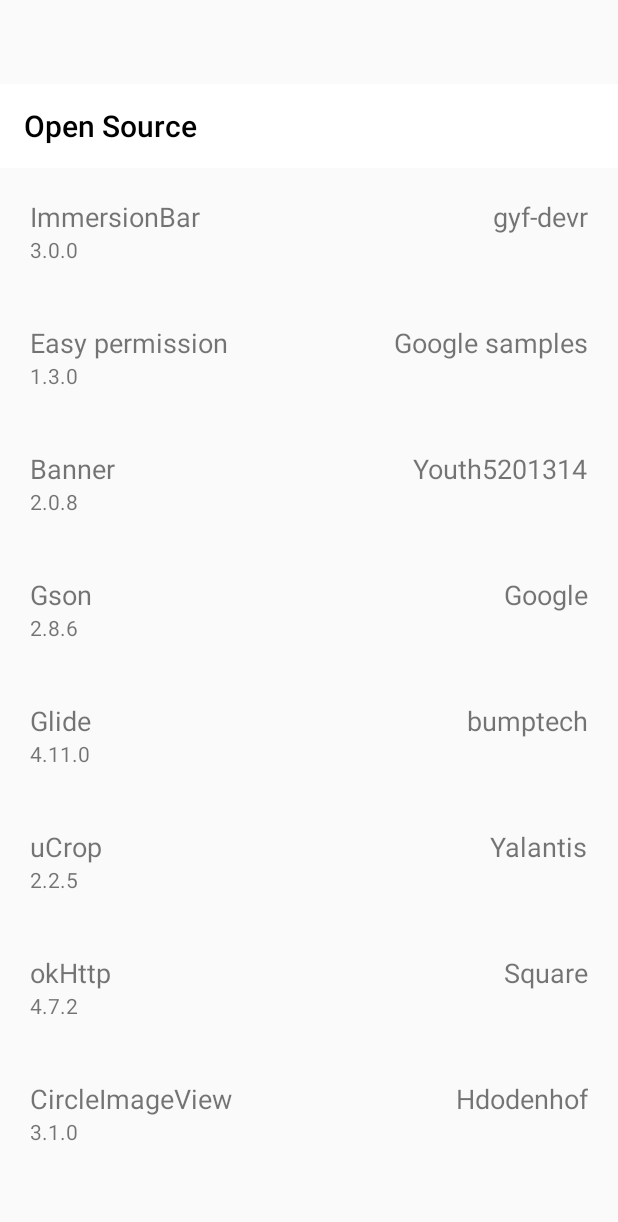
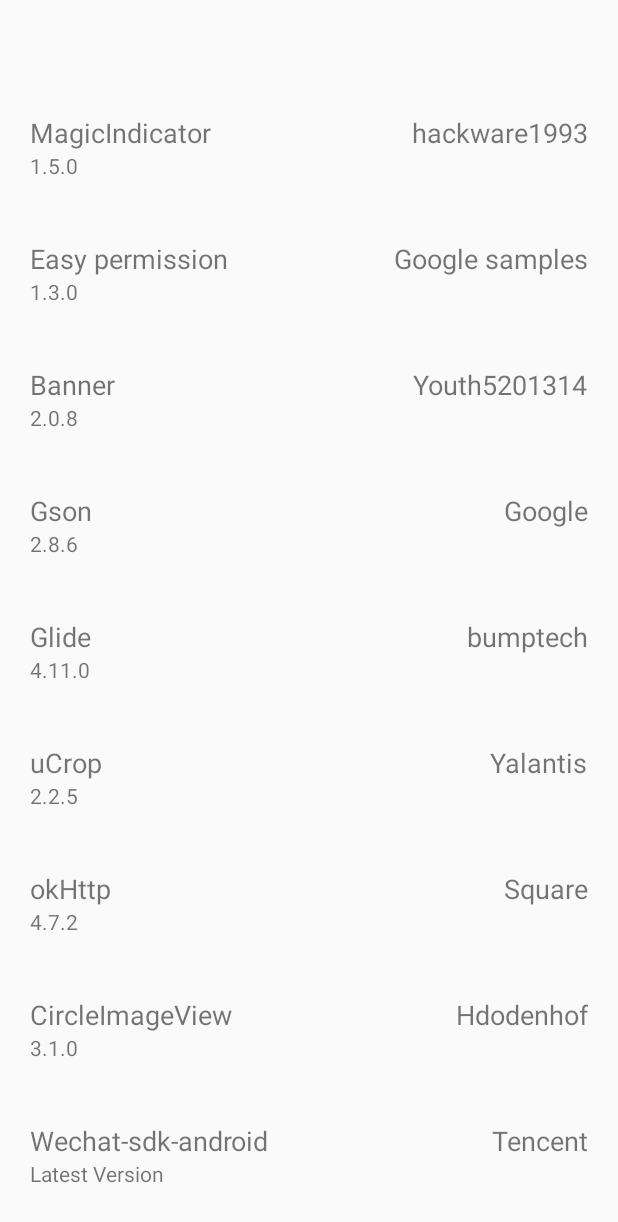
Before and after one commit to WEIHAOLEE/Time-Tracker, an Android app: the layout activity_open_source.xml on its own in the app's theme, with its tools: preview values and no code run, on a phone screen of 412 x 824 dp. Shown: the top 1222 px of the screen. Run offline under Robolectric (Android 15) with nearby library versions, the phone set to English and light mode, and no system bars.

Commit message:
update opensouce licenses

```diff
--- a/app/src/main/AndroidManifest.xml
+++ b/app/src/main/AndroidManifest.xml
@@ -15,6 +15,8 @@
         android:theme="@style/AppTheme"
         android:usesCleartextTraffic="true">
         <activity android:name=".View.BackUpActivity"></activity>
+        <activity android:name=".View.OpenSourceActivity"></activity>
+        <activity android:name=".View.AboutActivity" />
         <activity android:name=".View.ShareActivity" />
         <activity android:name=".View.RegisterActivity" />
         <activity android:name=".View.LoginActivity" />
--- a/app/src/main/res/layout/activity_open_source.xml
+++ b/app/src/main/res/layout/activity_open_source.xml
@@ -7,21 +7,7 @@
     android:layout_height="match_parent"
     android:layout_marginTop="?android:attr/actionBarSize">
 
-    <View
-        android:id="@+id/view_bar"
-        android:layout_width="match_parent"
-        android:layout_height="0dp"
-        android:background="#FFFFFF" />
 
-    <androidx.appcompat.widget.Toolbar
-        android:id="@+id/tb_1"
-        android:layout_width="match_parent"
-        android:layout_height="?attr/actionBarSize"
-        android:background="#FFFFFF"
-        app:title="Open Source"
-        app:titleTextColor="#000000"
-        android:theme="@style/ThemeOverlay.AppCompat.ActionBar"
-        app:popupTheme="@style/ThemeOverlay.AppCompat.Light"/>
     <ScrollView
         android:layout_width="wrap_content"
         android:layout_height="fill_parent">
@@ -37,19 +23,19 @@
                     android:id="@+id/tv_name"
                     android:layout_width="wrap_content"
                     android:layout_height="wrap_content"
-                    android:text="ImmersionBar"
+                    android:text="MagicIndicator"
                     android:textSize="18sp"/>
                 <TextView
                     android:layout_below="@id/tv_name"
                     android:layout_width="wrap_content"
                     android:layout_height="wrap_content"
-                    android:text="3.0.0"
+                    android:text="1.5.0"
                     />
 
                 <TextView
                     android:layout_width="wrap_content"
                     android:layout_height="wrap_content"
-                    android:text="gyf-devr"
+                    android:text="hackware1993"
                     android:layout_alignParentEnd="true"
                     android:textSize="18sp"/>
             </RelativeLayout>
@@ -228,6 +214,30 @@
                     android:layout_alignParentEnd="true"
                     android:textSize="18sp"/>
             </RelativeLayout>
+            <RelativeLayout
+                android:layout_width="match_parent"
+                android:layout_height="wrap_content"
+                android:padding="20dp">
+                <TextView
+                    android:id="@+id/tv_name8"
+                    android:layout_width="wrap_content"
+                    android:layout_height="wrap_content"
+                    android:text="Wechat-sdk-android"
+                    android:textSize="18sp"/>
+
+                <TextView
+                    android:layout_below="@id/tv_name8"
+                    android:layout_width="wrap_content"
+                    android:layout_height="wrap_content"
+                    android:text="Latest Version"
+                    />
+                <TextView
+                    android:layout_width="wrap_content"
+                    android:layout_height="wrap_content"
+                    android:text="Tencent"
+                    android:layout_alignParentEnd="true"
+                    android:textSize="18sp"/>
+            </RelativeLayout>
 
         </LinearLayout>
 
--- a/app/src/main/res/layout/activity_share.xml
+++ b/app/src/main/res/layout/activity_share.xml
@@ -128,6 +128,6 @@
         android:layout_marginBottom="16dp"
         android:layout_alignParentBottom="true"
         android:background="@drawable/boarding_book_round"
-        android:text="@string/share"/>
+        android:text="@string/share_wx_pyq"/>
 
 </RelativeLayout>
--- a/app/src/main/res/values/strings.xml
+++ b/app/src/main/res/values/strings.xml
@@ -15,7 +15,7 @@
         <item>List Records</item>
         <item>Chart Records</item>
     </string-array>
-    <string name="share">share</string>
+    <string name="share_wx_pyq">share to friends circle</string>
     <string name="backup_content">The backup files will be stored as JSON in (/storage/emulated/0/Android/data/com.sky.timetracker/files/Download) In the. Also, if you need to use backup files to restore records, please also put the backup files in the same directory.</string>
     <string name="backup_attention">Attention Please ! Your backup files may be removed as the software is uninstalled, the cache is cleaned, etc., so please take good care of your backup files.</string>
     <string name="Export">Export</string>
```
Also changed, not shown: app/src/main/java/com/sky/timetracker/View/AboutActivity.java (added, +34 -0 lines), app/src/main/java/com/sky/timetracker/View/Fragment/UserPageFragment.java (+8 -0 lines), app/src/main/java/com/sky/timetracker/View/OpenSourceActivity.java (added, +19 -0 lines), app/src/main/java/com/sky/timetracker/View/ShareActivity.java (+7 -0 lines), app/src/main/java/com/sky/timetracker/util/CheckAppAvilible.java (added, +46 -0 lines), app/src/main/res/layout/activity_about.xml (added, +52 -0 lines), 3 other files.
